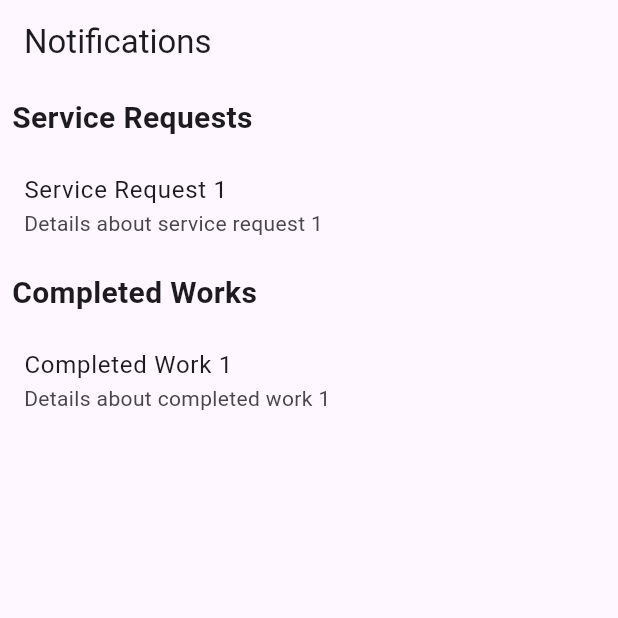
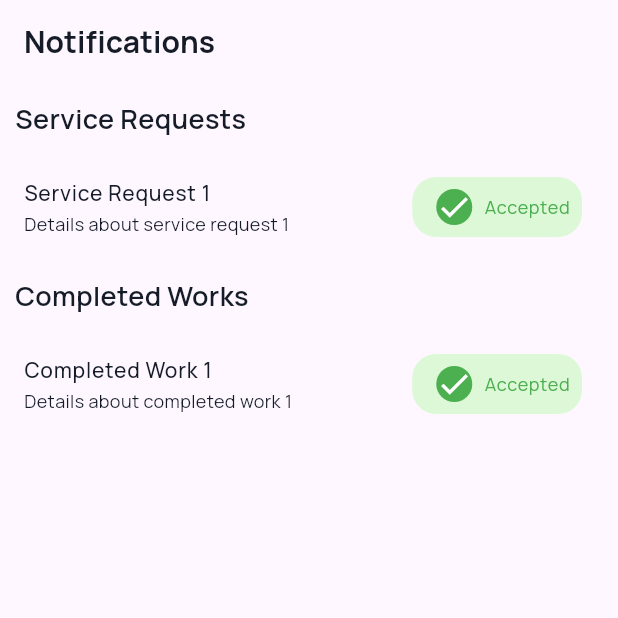
Before and after one commit to Tron-Academy/hand_car_vendor_mobile_app, a Flutter app: the NotificationPage screen opened by its route, on a phone screen of 412 x 824 dp, the top half of it. Run offline on Flutter 3.47's test engine with Material 3 defaults, Android fonts, the phone set to English and light mode, and no system bars; our stand-ins replace flutter_hooks, freezed_annotation, go_router, hooks_riverpod, image_picker, riverpod_annotation.

Commit message:
Notification Ui Updated

```diff
--- a/lib/core/router/router.dart
+++ b/lib/core/router/router.dart
@@ -4,7 +4,7 @@ import 'package:handcar_ventor/features/dashboard/view/pages/navigation_page.dar
 import 'package:handcar_ventor/features/dashboard/view/pages/service_request_page.dart';
 import 'package:handcar_ventor/features/dashboard/view/pages/subscriptions_page.dart';
 import 'package:handcar_ventor/features/profile/view/pages/edit_profile_page.dart';
-import 'package:handcar_ventor/features/profile/view/pages/notification_page.dart';
+import 'package:handcar_ventor/features/notifications/view/pages/notification_page.dart';
 import 'package:handcar_ventor/features/services/view/pages/add_service_page.dart';
 import 'package:handcar_ventor/features/services/view/pages/service_page.dart';
 
--- a/lib/features/dashboard/view/pages/dashboard_page.dart
+++ b/lib/features/dashboard/view/pages/dashboard_page.dart
@@ -5,7 +5,7 @@ import 'package:handcar_ventor/core/extension/theme_extension.dart';
 import 'package:handcar_ventor/features/dashboard/view/widgets/card_home_widget.dart';
 import 'package:handcar_ventor/features/dashboard/view/widgets/recent_service_card_widget.dart';
 import 'package:handcar_ventor/features/dashboard/view/widgets/upcoming_service.dart';
-import 'package:handcar_ventor/features/profile/view/pages/notification_page.dart';
+import 'package:handcar_ventor/features/notifications/view/pages/notification_page.dart';
 
 class VendorDashboard extends HookWidget {
   static const route = '/vendor-dashboard';
--- /dev/null
+++ b/lib/features/notifications/view/pages/notification_page.dart
@@ -0,0 +1,91 @@
+import 'package:flutter/material.dart';
+import 'package:handcar_ventor/core/extension/theme_extension.dart';
+import 'package:handcar_ventor/features/notifications/view/widgets/status_container_widget.dart';
+import 'package:hooks_riverpod/hooks_riverpod.dart';
+
+class NotificationPage extends HookConsumerWidget {
+  static const route = "/notification";
+
+  const NotificationPage({super.key});
+  @override
+  Widget build(BuildContext context, WidgetRef ref) {
+    return Scaffold(
+      appBar: AppBar(
+        title: Text(
+          'Notifications',
+          style: context.typography.h3,
+        ),
+      ),
+      body: ListView(
+        children: [
+          // Service Requests Section
+          Padding(
+            padding: EdgeInsets.all(context.space.space_125),
+            child: Text(
+              'Service Requests',
+              style: context.typography.bodyLarge,
+            ),
+          ),
+          // Example of a service request item
+          ListTile(
+            title: Text(
+              'Service Request 1',
+              style: context.typography.bodyMedium,
+            ),
+            subtitle: Text(
+              'Details about service request 1',
+              style: context.typography.bodySmall,
+            ),
+            trailing: const StatusContainerWidget(
+              containerColor: Color.fromARGB(159, 199, 249, 190),
+              iconColor: Colors.white,
+              iconContainer: Colors.green,
+              textColor: Colors.green,
+              text: 'Accepted',
+              icon: Icons.check,
+            ),
+            onTap: () {
+              // Handle tap
+            },
+          ),
+          // Add more service request items here...
+
+          // Completed Works Section
+          Padding(
+            padding: EdgeInsets.all(context.space.space_125),
+            child: Text(
+              'Completed Works',
+              style: context.typography.bodyLarge,
+            ),
+          ),
+          // Example of a completed work item
+          ListTile(
+            title: Text(
+              'Completed Work 1',
+              style: context.typography.bodyMedium,
+            ),
+            subtitle: Text(
+              'Details about completed work 1',
+              style: context.typography.bodySmall,
+            ),
+            trailing: const StatusContainerWidget(
+              containerColor: Color.fromARGB(159, 199, 249, 190),
+              iconColor: Colors.white,
+              iconContainer: Colors.green,
+              textColor: Colors.green,
+              text: 'Accepted',
+              icon: Icons.check,
+            ),
+            onTap: () {
+              // Handle tap
+            },
+          ),
+          // Add more completed work items here...
+        ],
+      ),
+    );
+  }
+}
+
+
+//const Color.fromARGB(159, 199, 249, 190)
--- /dev/null
+++ b/lib/features/notifications/view/widgets/status_container_widget.dart
@@ -0,0 +1,53 @@
+import 'package:flutter/material.dart';
+import 'package:handcar_ventor/core/extension/theme_extension.dart';
+
+class StatusContainerWidget extends StatelessWidget {
+  final Color containerColor;
+  final Color iconColor;
+  final Color iconContainer;
+  final Color textColor;
+  final String text;
+  final IconData icon;
+
+
+  const StatusContainerWidget({
+    super.key, required this.containerColor,required this.iconColor,required this.iconContainer, required this.textColor, required this.text, required this.icon
+  });
+
+  @override
+  Widget build(BuildContext context) {
+    return Container(
+      padding: EdgeInsets.all(context.space.space_100),
+      decoration: BoxDecoration(
+        color: containerColor,
+        borderRadius: BorderRadius.circular(context.space.space_200),
+      ),
+      child: Row(
+        mainAxisAlignment: MainAxisAlignment.spaceBetween,
+        mainAxisSize: MainAxisSize.min,
+        children: [
+          Padding(
+            padding: EdgeInsets.symmetric(
+                horizontal: context.space.space_100),
+            child: Container(
+              decoration: BoxDecoration(
+                color: iconContainer,
+                borderRadius:
+                    BorderRadius.circular(context.space.space_500),
+              ),
+              child:  Icon(
+                icon,
+                color: iconColor,
+              ),
+            ),
+          ),
+          Text(
+            text,
+            style: context.typography.bodySmall
+                .copyWith(color: textColor),
+          ),
+        ],
+      ),
+    );
+  }
+}
--- a/lib/features/profile/view/pages/notification_page.dart
+++ /dev/null
@@ -1,55 +0,0 @@
-import 'package:flutter/material.dart';
-import 'package:hooks_riverpod/hooks_riverpod.dart';
-
-class NotificationPage extends HookConsumerWidget {
-  static const route = "/notification";
-
-  const NotificationPage({super.key});
-  @override
-  Widget build(BuildContext context, WidgetRef ref) {
-    return Scaffold(
-      appBar: AppBar(
-        title: Text('Notifications'),
-      ),
-      body: ListView(
-        children: [
-            // Service Requests Section
-          Padding(
-            padding: const EdgeInsets.all(8.0),
-            child: Text(
-              'Service Requests',
-              style: TextStyle(fontSize: 20, fontWeight: FontWeight.bold),
-            ),
-          ),
-          // Example of a service request item
-          ListTile(
-            title: Text('Service Request 1'),
-            subtitle: Text('Details about service request 1'),
-            onTap: () {
-              // Handle tap
-            },
-          ),
-          // Add more service request items here...
-
-          // Completed Works Section
-          Padding(
-            padding: const EdgeInsets.all(8.0),
-            child: Text(
-              'Completed Works',
-              style: TextStyle(fontSize: 20, fontWeight: FontWeight.bold),
-            ),
-          ),
-          // Example of a completed work item
-          ListTile(
-            title: Text('Completed Work 1'),
-            subtitle: Text('Details about completed work 1'),
-            onTap: () {
-              // Handle tap
-            },
-          ),
-          // Add more completed work items here...
-        ],
-      ),
-    );
-  }
-}
```
